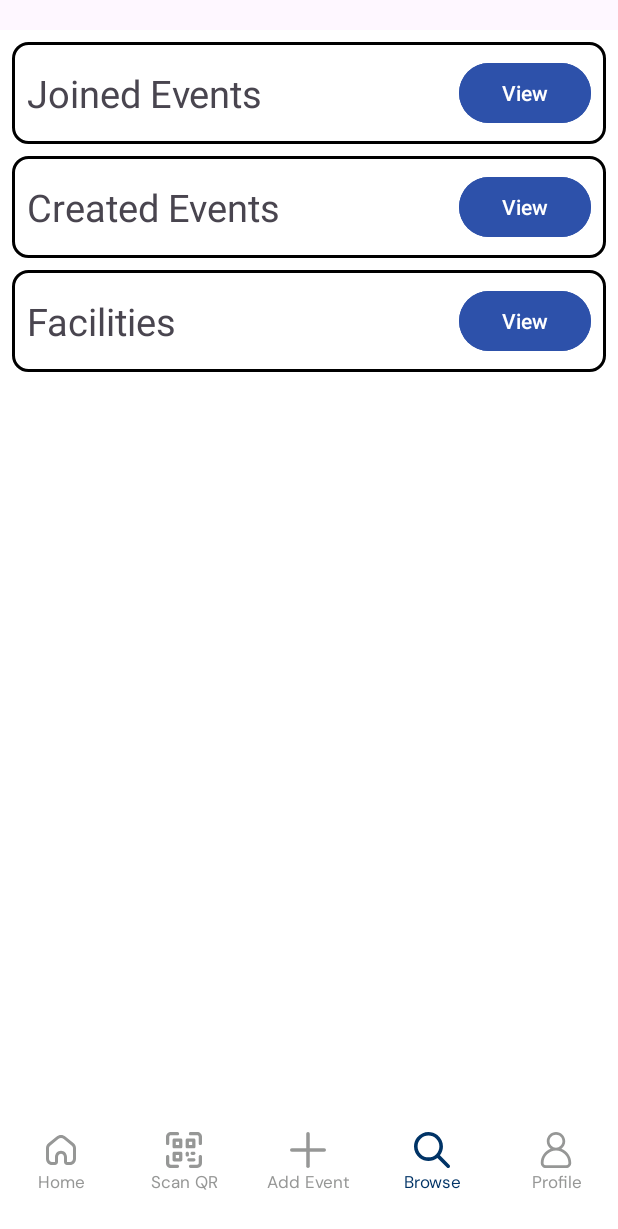
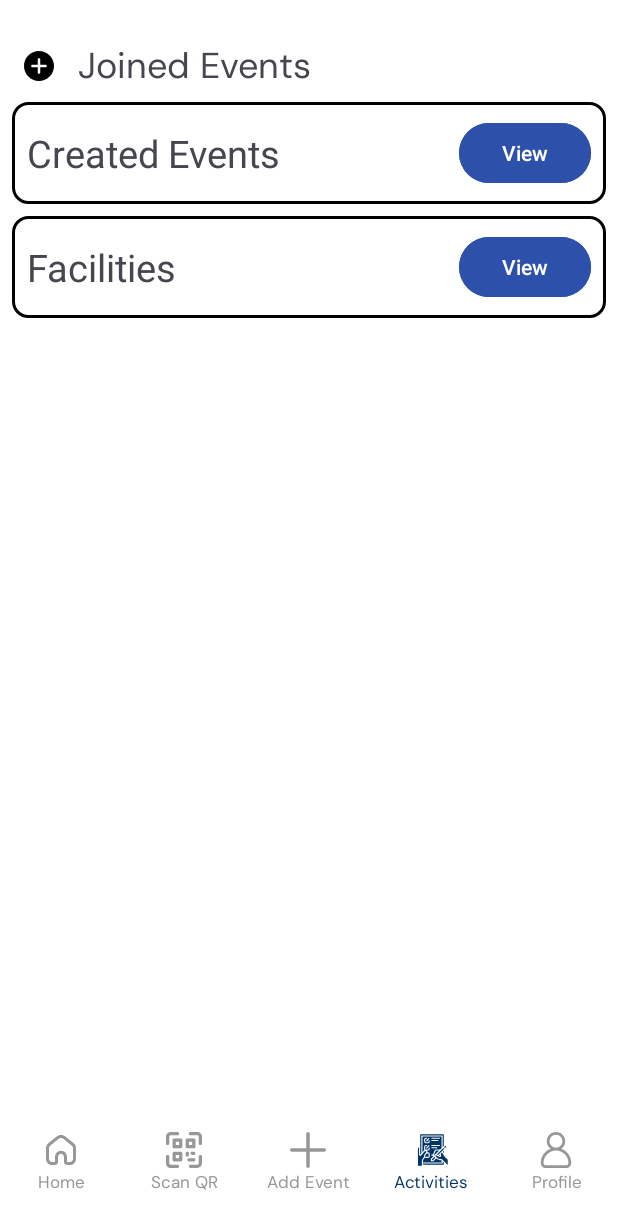
Before and after one commit to CMPUT301F24fusion0/fusion-events, an Android app: the fragment FavouriteFragment shown on its own in the app's theme, on a phone screen of 412 x 824 dp. Shown: the top 1229 px of the screen. Run offline under Robolectric (Android 15) with nearby library versions, the phone set to English and light mode, and no system bars; our stand-ins replace Firebase (no records; nobody signed in at launch, a user with empty details on screens opened directly); 1 statement that could not run was skipped.

Commit message:
Began working on favourite fragment

```diff
--- a/app/src/main/java/com/example/fusion0/fragments/FavouriteFragment.java
+++ b/app/src/main/java/com/example/fusion0/fragments/FavouriteFragment.java
@@ -22,14 +22,17 @@ import android.widget.Toast;
 import androidx.annotation.NonNull;
 import androidx.annotation.Nullable;
 import androidx.core.content.ContextCompat;
+import androidx.core.content.res.ResourcesCompat;
 import androidx.fragment.app.Fragment;
 import androidx.navigation.Navigation;
 
 
+import com.airbnb.lottie.LottieAnimationView;
 import com.example.fusion0.R;
 import com.example.fusion0.activities.JoinedEventActivity;
 import com.example.fusion0.fragments.ViewEventFragment;
 import com.example.fusion0.activities.ViewFacilityActivity;
+import com.example.fusion0.helpers.AnimationHelper;
 import com.example.fusion0.helpers.EventFirebase;
 import com.example.fusion0.helpers.UserFirestore;
 import com.example.fusion0.models.EventInfo;
@@ -45,7 +48,7 @@ public class FavouriteFragment extends Fragment {
 
 
     private static final String TAG = "FavouriteFragment";
-    private Button joinedEventsButton;
+    private ImageButton joinedEventsButton;
     private Button createdEventsButton;
     private Button facilitiesButton;
     private String deviceID;
@@ -77,6 +80,9 @@ public class FavouriteFragment extends Fragment {
     private TextView searchTextView;
     private TextView profileTextView;
 
+    private View joinedEventsListDivider;
+    private View createdEventsListDivider;
+    private View facilitiesListDivider;
 
     EventFirebase eventFirebase = new EventFirebase();
 
@@ -114,7 +120,12 @@ public class FavouriteFragment extends Fragment {
         facilitiesList = view.findViewById(R.id.facilities_list);
         createdEventsList = view.findViewById(R.id.created_events_list);
 
+        joinedEventsListDivider = view.findViewById(R.id.joined_events_list_divider);
+        //
+        //
+
         joinedEventsButton.setOnClickListener(v -> {
+            AnimationHelper.rotateView(joinedEventsButton, 45f, 150);
             new UserFirestore().findUser(deviceID, new UserFirestore.Callback() {
                 @Override
                 public void onSuccess(UserInfo userInfo) {
@@ -123,11 +134,9 @@ public class FavouriteFragment extends Fragment {
                         return;
                     }
 
-
                     if (userInfo.getEvents() == null || userInfo.getEvents().isEmpty()) {
                         Toast.makeText(context, "No Joined Events Available.", Toast.LENGTH_SHORT).show();
                         joinedEventsList.setVisibility(View.GONE);
-                        joinedEventsButton.setText("View");
                         isJoinedEventsListVisible = false;
                     } else {
                         user = userInfo;
@@ -136,7 +145,6 @@ public class FavouriteFragment extends Fragment {
 
                         final int totalEvents = events.size();
                         final int[] eventsFetchedCount = {0};
-
 
                         for (String eventId : events) {
                             eventFirebase.findEvent(eventId, new EventFirebase.EventCallback() {
@@ -148,7 +156,7 @@ public class FavouriteFragment extends Fragment {
                                     eventsFetchedCount[0]++;
 
                                     if (eventsFetchedCount[0] == totalEvents) {
-                                        ArrayAdapter<String> eventsAdapter = new ArrayAdapter<>(context, android.R.layout.simple_list_item_1, eventNames);
+                                        ArrayAdapter<String> eventsAdapter = new ArrayAdapter<>(context, R.layout.spinner_dropdown_item, eventNames);
                                         joinedEventsList.setAdapter(eventsAdapter);
                                     }
                                 }
@@ -162,11 +170,11 @@ public class FavouriteFragment extends Fragment {
 
 
                         if (isJoinedEventsListVisible) {
-                            joinedEventsList.setVisibility(View.GONE);
-                            joinedEventsButton.setText("View");
+                            AnimationHelper.fadeOutView(joinedEventsListDivider, 75);
+                            AnimationHelper.fadeOutView(joinedEventsList, 250);
                         } else {
-                            joinedEventsList.setVisibility(View.VISIBLE);
-                            joinedEventsButton.setText("Hide");
+                            AnimationHelper.fadeInView(joinedEventsListDivider, 75);
+                            AnimationHelper.fadeInView(joinedEventsList, 250);
                         }
                         isJoinedEventsListVisible = !isJoinedEventsListVisible;
                     }
@@ -212,8 +220,6 @@ public class FavouriteFragment extends Fragment {
 
                                 ArrayAdapter<String> eventsAdapter = new ArrayAdapter<>(context, android.R.layout.simple_list_item_1, organizer.getEventsNames());
                                 createdEventsList.setAdapter(eventsAdapter);
-
-
 
 
                                 // Toggle visibility of the created events list
@@ -337,7 +343,6 @@ public class FavouriteFragment extends Fragment {
 
     private void updateJoinedEventsList() {
         joinedEventsList.setVisibility(View.GONE);
-        joinedEventsButton.setText("View");
         if (user != null && user.getEvents() != null && !user.getEvents().isEmpty()) {
             ArrayList<String> eventNames = new ArrayList<>();
             int totalEvents = user.getEvents().size();
@@ -452,4 +457,13 @@ public class FavouriteFragment extends Fragment {
         activeButton.setColorFilter(ContextCompat.getColor(context, R.color.royalBlue));
         activeTextView.setTextColor(ContextCompat.getColor(context, R.color.royalBlue));
     }
+
+    private void fadeInView(View view) {
+        view.setAlpha(0f);
+        view.setVisibility(View.VISIBLE);
+        view.animate()
+                .alpha(1f)
+                .setDuration(300) // Set duration for smoothness
+                .setListener(null);
+    }
 }
--- /dev/null
+++ b/app/src/main/res/drawable/ic_activity_filled.xml
@@ -0,0 +1,42 @@
+<vector xmlns:android="http://schemas.android.com/apk/res/android"
+    android:width="24dp"
+    android:height="24dp"
+    android:viewportWidth="512"
+    android:viewportHeight="512">
+  <path
+      android:fillColor="#FF000000"
+      android:pathData="M454.34,214.34a8.97,8.97 0,1 0,-12.69 -12.69L427.31,216 440,228.69Z"/>
+  <path
+      android:fillColor="#FF000000"
+      android:pathData="M141.66,381.66A46.32,46.32 0,0 0,128 414.63L128,432L392,432L392,403.31l-0.97,-0.97A7.95,7.95 0,0 0,385.37 400L368,400a56.35,56.35 0,0 1,-33.6 -11.2l-18.22,-13.67L275.31,416L240,416L240,380.69l35.43,-35.43A24.22,24.22 0,0 1,269.68 336L248,336L248,320h21.82c0.08,-0.21 0.14,-0.43 0.22,-0.64l22.51,-56.27A23.89,23.89 0,0 1,314.83 248h42.82a55.79,55.79 0,0 1,13.41 1.63L392,228.69L392,64L120,64L120,288.06l21.94,-24.15a27.88,27.88 0,0 1,9.31 -6.75A23.93,23.93 0,0 1,144 240L144,208a24.03,24.03 0,0 1,24 -24h16v16L168,200a8.01,8.01 0,0 0,-8 8v32a8.01,8.01 0,0 0,8 8h32a8.01,8.01 0,0 0,8 -8L208,224h16v16a24.03,24.03 0,0 1,-24 24L183.28,264a28.19,28.19 0,0 1,7.52 16.19A28.54,28.54 0,0 1,190.63 288L200,288a24.03,24.03 0,0 1,24 24v32a24.03,24.03 0,0 1,-24 24L168,368a23.86,23.86 0,0 1,-13.75 -4.35A62.64,62.64 0,0 1,141.66 381.66ZM248,80L368,80L368,96L248,96ZM248,112h96v16L248,128ZM248,184L368,184v16L248,200ZM248,216h80v16L248,232ZM221.66,93.66l-40,40 -11.31,-11.31 40,-40ZM181.66,237.66 L170.34,226.34 210.34,186.34 221.66,197.66ZM200,160L168,160a24.03,24.03 0,0 1,-24 -24L144,104a24.03,24.03 0,0 1,24 -24h16L184,96L168,96a8.01,8.01 0,0 0,-8 8v32a8.01,8.01 0,0 0,8 8h32a8.01,8.01 0,0 0,8 -8L208,120h16v16A24.03,24.03 0,0 1,200 160Z"/>
+  <path
+      android:fillColor="#FF000000"
+      android:pathData="M200,352a8.01,8.01 0,0 0,8 -8V312a8.01,8.01 0,0 0,-8 -8H182.43c-7.52,9.02 -15.89,19.05 -20.58,24.67A8,8 0,0 0,160 333.79V344a8.01,8.01 0,0 0,8 8Z"/>
+  <path
+      android:fillColor="#FF000000"
+      android:pathData="M416,227.31l-91.09,91.09a25.57,25.57 0,0 1,2.8 1.36l13.5,7.71L428.69,240Z"/>
+  <path
+      android:fillColor="#FF000000"
+      android:pathData="M424,267.31l-14.25,14.25l14.25,22.39l0,-36.64z"/>
+  <path
+      android:fillColor="#FF000000"
+      android:pathData="M144,337.37v-3.58a24.04,24.04 0,0 1,5.56 -15.36c5.1,-6.12 14.56,-17.47 22.56,-27.05a12.25,12.25 0,0 0,2.79 -9.35,12.42 12.42,0 0,0 -4.95,-8.56l-0.41,-0.31a11.72,11.72 0,0 0,-15.77 1.5L120,311.86V312h-0.13l-20.03,22.05A16,16 0,0 1,72 323.29V216l-6.4,4.8A24.12,24.12 0,0 0,56 240V480h56V414.63a62.22,62.22 0,0 1,18.34 -44.28A46.32,46.32 0,0 0,144 337.37Z"/>
+  <path
+      android:fillColor="#FF000000"
+      android:pathData="M291.26,352.05 L256,387.31V400h12.69l34.56,-34.56 -3.72,-2.79A25.69,25.69 0,0 1,291.26 352.05Z"/>
+  <path
+      android:fillColor="#FF000000"
+      android:pathData="M408,448H128v16H416a8.01,8.01 0,0 0,8 -8V435.31L408,419.31Z"/>
+  <path
+      android:fillColor="#FF000000"
+      android:pathData="M433.72,349.04l-35.56,-55.88 -19.87,19.87 5.86,8.8a22.29,22.29 0,0 1,-29.6 31.72l-34.78,-19.88a9.73,9.73 0,0 0,-11.68 1.56,9.71 9.71,0 0,0 1.04,14.63L344,376a40.25,40.25 0,0 0,24 8h17.37a23.84,23.84 0,0 1,16.97 7.03L480,468.69v-73.37Z"/>
+  <path
+      android:fillColor="#FF000000"
+      android:pathData="M355.61,335.71l6.88,3.93a6.29,6.29 0,0 0,8.35 -8.95l-4.09,-6.13Z"/>
+  <path
+      android:fillColor="#FF000000"
+      android:pathData="M314.83,264a7.96,7.96 0,0 0,-7.43 5.03l-22.51,56.27a8.05,8.05 0,0 0,1.83 8.66L356.69,264Z"/>
+  <path
+      android:fillColor="#FF000000"
+      android:pathData="M104,48H408V212.69l16,-16V40a8.01,8.01 0,0 0,-8 -8H96a8.01,8.01 0,0 0,-8 8V323.29l16,-17.61Z"/>
+</vector>
--- a/app/src/main/res/drawable/ic_cancel.xml
+++ b/app/src/main/res/drawable/ic_cancel.xml
@@ -1,6 +1,6 @@
 <vector xmlns:android="http://schemas.android.com/apk/res/android"
-    android:width="512dp"
-    android:height="512dp"
+    android:width="20dp"
+    android:height="20dp"
     android:viewportWidth="24"
     android:viewportHeight="24">
   <path
--- /dev/null
+++ b/app/src/main/res/drawable/ic_plus_filled.xml
@@ -0,0 +1,9 @@
+<vector xmlns:android="http://schemas.android.com/apk/res/android"
+    android:width="20dp"
+    android:height="20dp"
+    android:viewportWidth="512"
+    android:viewportHeight="512">
+  <path
+      android:fillColor="#FF000000"
+      android:pathData="m256,0c-141.16,0 -256,114.84 -256,256s114.84,256 256,256 256,-114.84 256,-256 -114.84,-256 -256,-256zM368,277.33h-90.67v90.67c0,11.78 -9.55,21.33 -21.33,21.33s-21.33,-9.55 -21.33,-21.33v-90.67h-90.67c-11.78,0 -21.33,-9.55 -21.33,-21.33s9.55,-21.33 21.33,-21.33h90.67v-90.67c0,-11.78 9.55,-21.33 21.33,-21.33s21.33,9.55 21.33,21.33v90.67h90.67c11.78,0 21.33,9.55 21.33,21.33s-9.55,21.33 -21.33,21.33zM368,277.33"/>
+</vector>
--- a/app/src/main/res/layout/fragment_favourite.xml
+++ b/app/src/main/res/layout/fragment_favourite.xml
@@ -2,6 +2,7 @@
 <androidx.constraintlayout.widget.ConstraintLayout xmlns:android="http://schemas.android.com/apk/res/android"
     android:layout_width="match_parent"
     android:layout_height="match_parent"
+    android:background="@color/white"
     xmlns:app="http://schemas.android.com/apk/res-auto">
     <RelativeLayout
         android:layout_width="match_parent"
@@ -16,6 +17,9 @@
             android:fillViewport="true"
             android:scrollbars="vertical"
             android:layout_marginTop="20dp"
+            android:layout_alignParentTop="true"
+            android:layout_alignParentStart="true"
+            android:layout_alignParentEnd="true"
             android:background="@color/white">
 
             <LinearLayout
@@ -29,26 +33,35 @@
                     android:layout_height="wrap_content"
                     android:orientation="horizontal"
                     android:gravity="center_vertical"
-                    android:background="@drawable/customborder"
                     android:layout_marginBottom="8dp">
+
+                    <ImageButton
+                        android:id="@+id/joined_events_view_button"
+                        android:layout_width="wrap_content"
+                        android:layout_height="wrap_content"
+                        android:src="@drawable/ic_plus_filled"
+                        android:layout_marginStart="8dp"
+                        android:layout_marginEnd="16dp"
+                        android:background="@null" />
 
                     <TextView
                         android:layout_width="0dp"
                         android:layout_height="wrap_content"
                         android:layout_weight="1"
-                        android:background="#FFFFFF"
                         android:scrollbars="vertical"
                         android:text="Joined Events"
-                        android:textSize="25sp" />
+                        android:fontFamily="@font/dmsans_regular"
+                        android:layout_gravity="center_horizontal|bottom"
+                        android:textSize="24sp" />
 
-                    <Button
-                        android:id="@+id/joined_events_view_button"
-                        android:layout_width="wrap_content"
-                        android:layout_height="wrap_content"
-                        android:layout_marginLeft="8dp"
-                        android:backgroundTint="@color/figmaBlue"
-                        android:text="View" />
                 </LinearLayout>
+
+                <View
+                    android:id="@+id/joined_events_list_divider"
+                    android:layout_width="match_parent"
+                    android:layout_height="1dp"
+                    android:background="@color/royalBlue"
+                    android:visibility="gone" />
 
                 <ListView
                     android:id="@+id/joined_events_list"
@@ -88,6 +101,7 @@
                     android:layout_height="wrap_content"
                     android:visibility="gone">
                 </ListView>
+
                 <LinearLayout
                     android:layout_width="match_parent"
                     android:layout_height="wrap_content"
@@ -113,12 +127,14 @@
                         android:backgroundTint="@color/figmaBlue"
                         android:text="View" />
                 </LinearLayout>
+
                 <ListView
                     android:id="@+id/facilities_list"
                     android:layout_width="wrap_content"
                     android:layout_height="wrap_content"
                     android:visibility="gone">
                 </ListView>
+
             </LinearLayout>
         </ScrollView>
 
@@ -127,6 +143,8 @@
             android:layout_width="match_parent"
             android:layout_height="80dp"
             android:layout_alignParentBottom="true"
+            android:layout_alignParentStart="true"
+            android:layout_alignParentEnd="true"
             android:fitsSystemWindows="false"
             android:clipToPadding="false"
             android:paddingBottom="17dp"
@@ -260,7 +278,7 @@
                     android:layout_height="wrap_content"
                     android:background="@android:color/white"
                     android:contentDescription="blue_home"
-                    android:src="@drawable/ic_search"
+                    android:src="@drawable/ic_activity_filled"
                     android:clickable="false"
                     android:focusable="false"/>
 
@@ -274,7 +292,7 @@
                     android:layout_height="wrap_content"
                     android:fontFamily="@font/dmsans_regular"
                     android:gravity="center_horizontal"
-                    android:text="Browse"
+                    android:text="Activities"
                     android:textSize="11.5sp"
                     android:clickable="false"
                     android:focusable="false"/>
--- a/app/src/main/res/layout/fragment_main.xml
+++ b/app/src/main/res/layout/fragment_main.xml
@@ -120,7 +120,7 @@
                 android:layout_height="wrap_content"
                 android:background="@android:color/white"
                 android:contentDescription="blue_home"
-                android:src="@drawable/ic_home_outline"
+                android:src="@drawable/ic_home_filled"
                 android:clickable="false"
                 android:focusable="false"/>
 
@@ -231,7 +231,7 @@
                 android:layout_height="wrap_content"
                 android:background="@android:color/white"
                 android:contentDescription="blue_home"
-                android:src="@drawable/ic_search"
+                android:src="@drawable/ic_activity_outline"
                 android:clickable="false"
                 android:focusable="false"/>
 
@@ -245,7 +245,7 @@
                 android:layout_height="wrap_content"
                 android:fontFamily="@font/dmsans_regular"
                 android:gravity="center_horizontal"
-                android:text="Browse"
+                android:text="Activities"
                 android:textSize="11.5sp"
                 android:clickable="false"
                 android:focusable="false"/>
--- a/app/src/main/res/layout/fragment_profile.xml
+++ b/app/src/main/res/layout/fragment_profile.xml
@@ -698,7 +698,7 @@
                 android:layout_height="wrap_content"
                 android:background="@android:color/white"
                 android:contentDescription="blue_home"
-                android:src="@drawable/ic_search"
+                android:src="@drawable/ic_activity_outline"
                 android:clickable="false"
                 android:focusable="false"/>
 
@@ -712,7 +712,7 @@
                 android:layout_height="wrap_content"
                 android:fontFamily="@font/dmsans_regular"
                 android:gravity="center_horizontal"
-                android:text="Browse"
+                android:text="Activities"
                 android:textSize="11.5sp"
                 android:clickable="false"
                 android:focusable="false"/>
```
Also changed, not shown: app/src/main/java/com/example/fusion0/helpers/AnimationHelper.java (added, +84 -0 lines), app/src/main/res/drawable/ic_activity_outline.xml (added, +30 -0 lines), app/src/main/res/drawable/ic_plus_outline.xml (added, +12 -0 lines), app/src/main/res/layout/fragment_event.xml (+4 -7 lines), app/src/main/res/raw/progress_bar.json (added, +1 -0 lines).
